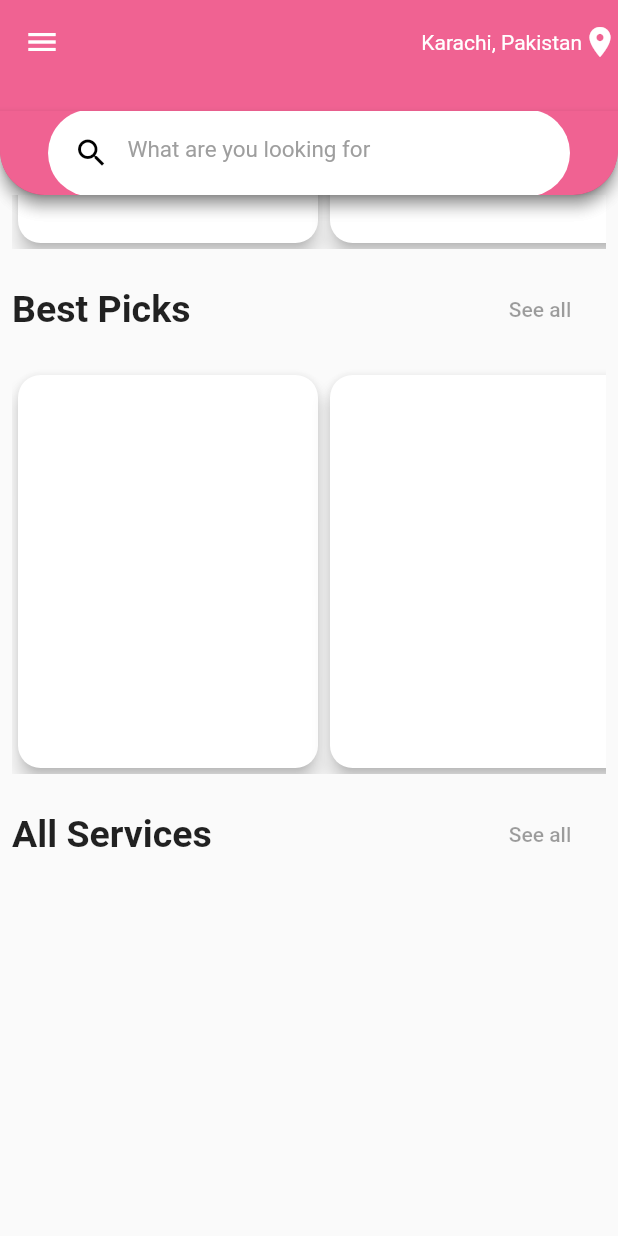
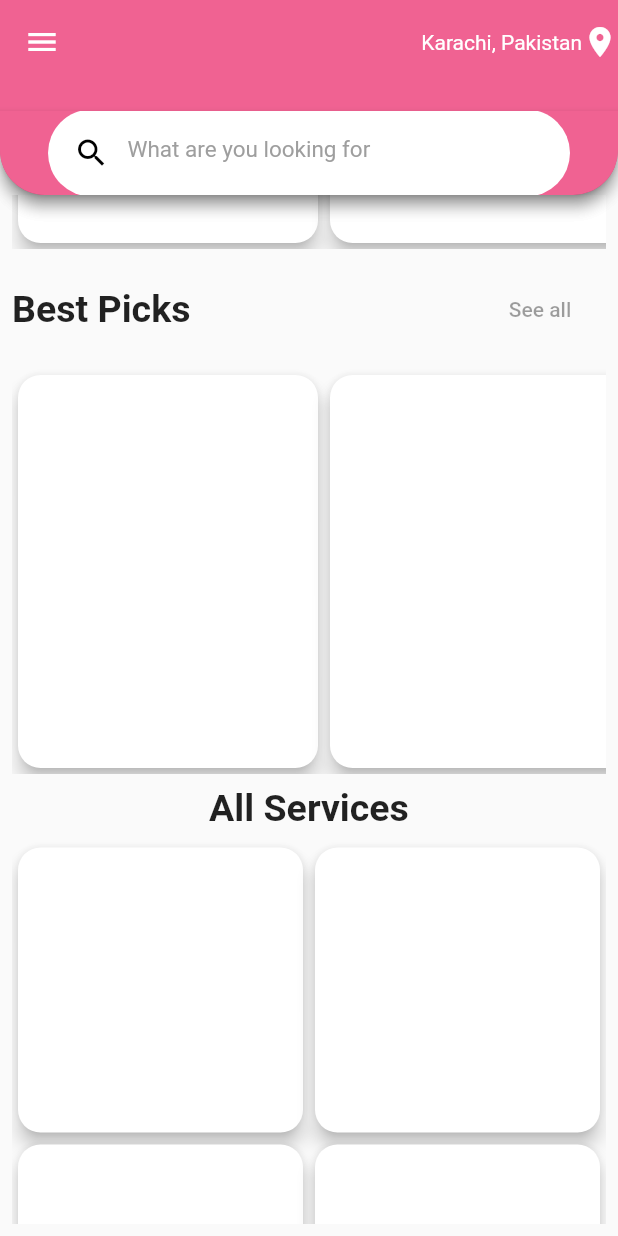
Before and after one commit to abuzar-rasool/khud_mukhtar, a Flutter app: the screen it shows after launch, scrolled down 506 dp, on a phone screen of 412 x 824 dp. Run offline on Flutter 3.47's test engine with Material 2 defaults, Android fonts, the phone set to English and light mode, and no system bars.

Commit message:
HomeScreen Completed (Images not used in cardview)

```diff
--- a/lib/src/screens/home_screen.dart
+++ b/lib/src/screens/home_screen.dart
@@ -324,29 +324,29 @@ class _HomeScreen extends State<HomeScreen> {
                 width: MediaQuery.of(context).size.width,
                 child: Column(
                   children: <Widget>[
-                    Padding(
-                      padding: const EdgeInsets.all(8.0),
-                      child: Row(
-                        children: <Widget>[
-                          Text(
-                            'All Services',
-                            style: TextStyle(
-                                fontSize: 25, fontWeight: FontWeight.bold),
-                          ),
-                          Spacer(),
-                          FlatButton(
-                            child: Text('See all'),
-                          )
-                        ],
-                      ),
+                    Text(
+                      'All Services',
+                      style: TextStyle(
+                          fontSize: 25, fontWeight: FontWeight.bold),
                     ),
                     Expanded(
                       child: Padding(
                         padding: const EdgeInsets.all(8.0),
                         child: GridView.count(crossAxisCount: 2,
-                        children: <Widget>[
-
-                        ],),
+                          children: List.generate(20, (index) {
+                            return Center (
+                              child: Card(
+                                child: Container(
+                                  height: 300,
+                                  width: 200,
+                                ),
+                                shape: RoundedRectangleBorder(
+                                    borderRadius: BorderRadius.circular(15.0)),
+                                elevation: 5.0,
+                              ),
+                            );
+                          }),
+                        ),
                       ),
                     )
                   ],
```
